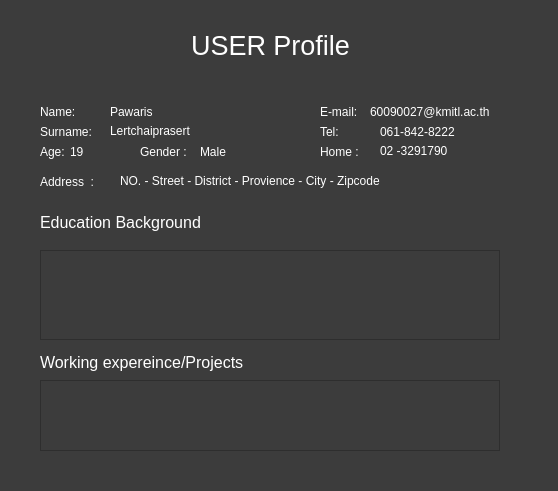
Qt form ui_form/User_View_profile_UI.ui (Sirawap/PathFinder-Project) before a commit.
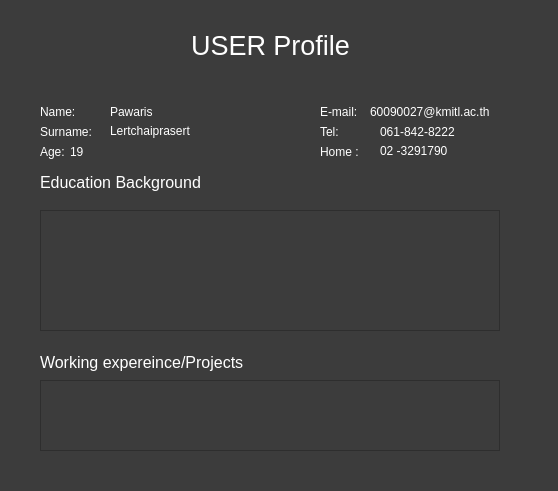
The same form after that commit.

```diff
--- a/ui_form/User_View_profile_UI.ui
+++ b/ui_form/User_View_profile_UI.ui
@@ -171,32 +171,6 @@
     <string>19</string>
    </property>
   </widget>
-  <widget class="QLabel" name="label_address">
-   <property name="geometry">
-    <rect>
-     <x>120</x>
-     <y>170</y>
-     <width>381</width>
-     <height>21</height>
-    </rect>
-   </property>
-   <property name="text">
-    <string>NO. - Street - District - Provience - City - Zipcode</string>
-   </property>
-  </widget>
-  <widget class="QLabel" name="label_14">
-   <property name="geometry">
-    <rect>
-     <x>40</x>
-     <y>170</y>
-     <width>61</width>
-     <height>24</height>
-    </rect>
-   </property>
-   <property name="text">
-    <string>Address  :</string>
-   </property>
-  </widget>
   <widget class="QLabel" name="label_15">
    <property name="geometry">
     <rect>
@@ -223,32 +197,6 @@
     <string>02 -3291790</string>
    </property>
   </widget>
-  <widget class="QLabel" name="label_13">
-   <property name="geometry">
-    <rect>
-     <x>200</x>
-     <y>140</y>
-     <width>51</width>
-     <height>24</height>
-    </rect>
-   </property>
-   <property name="text">
-    <string>Male</string>
-   </property>
-  </widget>
-  <widget class="QLabel" name="label_17">
-   <property name="geometry">
-    <rect>
-     <x>140</x>
-     <y>140</y>
-     <width>51</width>
-     <height>24</height>
-    </rect>
-   </property>
-   <property name="text">
-    <string>Gender :</string>
-   </property>
-  </widget>
   <widget class="QLabel" name="label_27">
    <property name="geometry">
     <rect>
@@ -271,7 +219,7 @@
    <property name="geometry">
     <rect>
      <x>40</x>
-     <y>210</y>
+     <y>170</y>
      <width>211</width>
      <height>24</height>
     </rect>
@@ -305,9 +253,9 @@
    <property name="geometry">
     <rect>
      <x>40</x>
-     <y>250</y>
+     <y>210</y>
      <width>460</width>
-     <height>90</height>
+     <height>121</height>
     </rect>
    </property>
   </widget>
```
